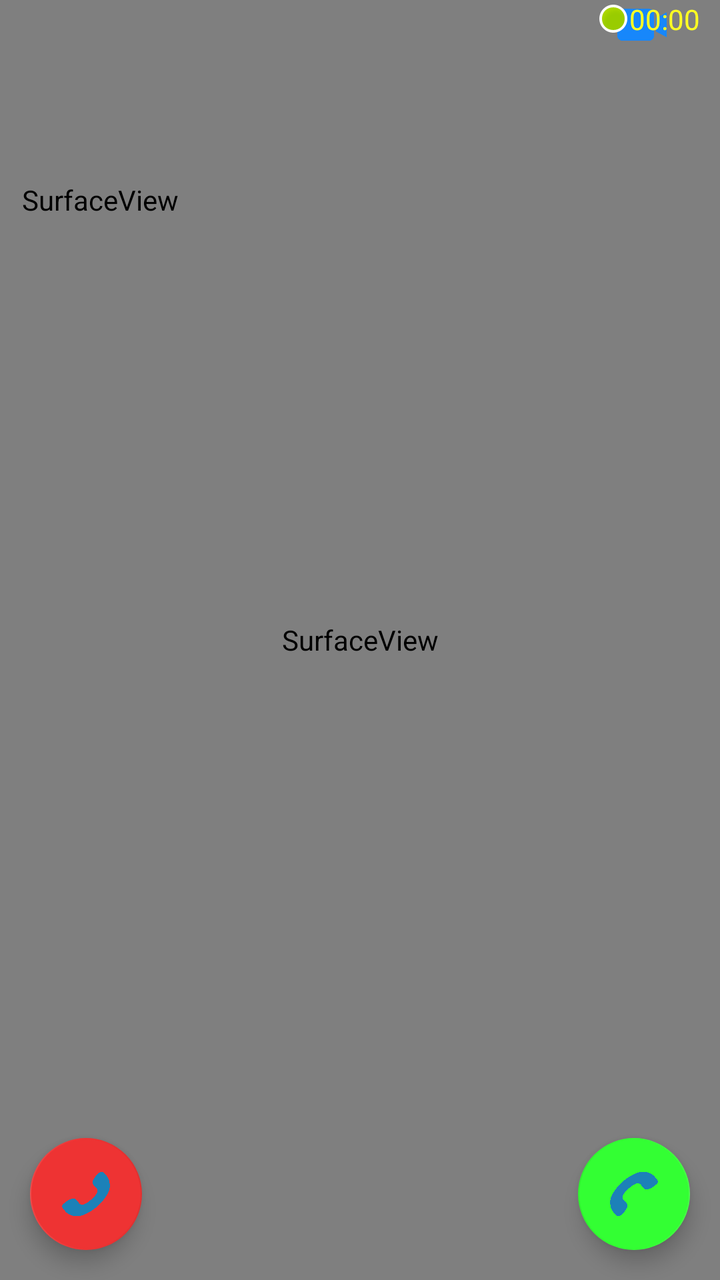
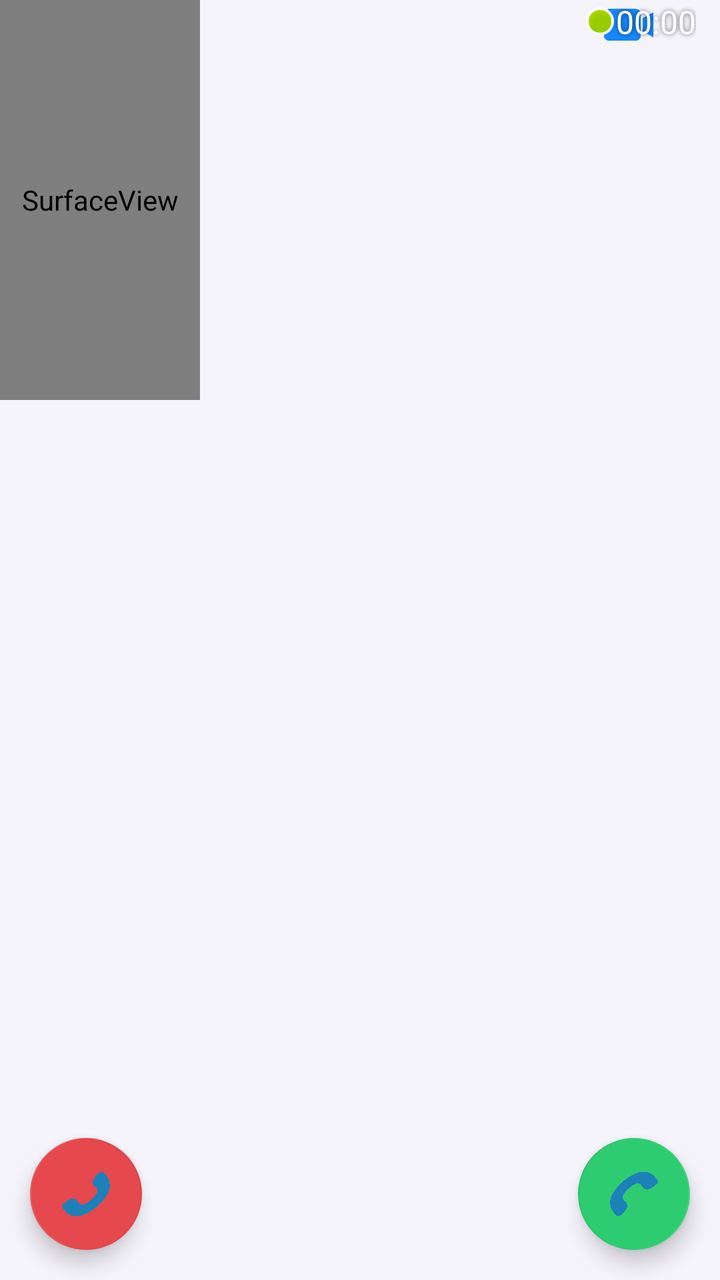

Two renders of the same Android screen: before a commit and after it. Below are the layout's source before the change and the commit's diff.
<!-- AndroidManifest.xml: application theme Theme.MyApplication -->
<!-- res/layout/activity_video.xml -->
<androidx.constraintlayout.widget.ConstraintLayout xmlns:android="http://schemas.android.com/apk/res/android"
    xmlns:app="http://schemas.android.com/apk/res-auto"
    android:layout_width="match_parent"
    android:layout_height="match_parent">
	
	<SurfaceView
		android:id="@+id/caller_video"
		android:layout_height="match_parent"
		android:layout_width="match_parent" />
		
	<FrameLayout
		android:layout_height="match_parent"
		android:layout_width="match_parent">
		
		<androidx.constraintlayout.widget.ConstraintLayout
			android:layout_height="match_parent"
			android:layout_width="match_parent">
			
			<ImageView
				android:layout_height="25dp"
				android:layout_width="25dp"
				app:layout_constraintLeft_toLeftOf="@+id/duration"
				android:layout_margin="10dp"
				android:src="@drawable/ic_video_call"
				android:id="@+id/ic_top" />
				
			<Chronometer
				android:layout_height="wrap_content"
				android:layout_width="wrap_content"
				android:id="@+id/duration"
				app:layout_constraintRight_toRightOf="parent"
				android:layout_margin="10dp"
				android:drawableLeft="@android:drawable/presence_online" />
			<ImageView
				android:layout_height="100dp"
				android:layout_width="100dp"
				android:layout_marginTop="200dp"
				android:id="@+id/icon"
				app:layout_constraintLeft_toLeftOf="parent"
				app:layout_constraintRight_toRightOf="parent"
				app:layout_constraintTop_toBottomOf="@+id/ic_top" />
				
			<TextView
				android:layout_height="wrap_content"
				android:layout_width="wrap_content"
				android:textSize="15dp"
				android:maxLines="1"
				android:id="@+id/name"
				app:layout_constraintLeft_toLeftOf="parent"
				app:layout_constraintRight_toRightOf="parent"
				app:layout_constraintTop_toBottomOf="@+id/icon"
				android:layout_marginTop="20dp" />
				
			<com.google.android.material.floatingactionbutton.FloatingActionButton
				android:layout_height="wrap_content"
				android:layout_width="wrap_content"
				android:id="@+id/reject_bt"
				app:backgroundTint="#e33"
				android:src="@drawable/ic_call"
				android:rotation="-90"
				app:layout_constraintLeft_toLeftOf="parent"
				app:layout_constraintBottom_toBottomOf="parent"
				android:layout_margin="15dp" />
				
			<com.google.android.material.floatingactionbutton.FloatingActionButton
				android:layout_height="wrap_content"
				android:layout_width="wrap_content"
				android:id="@+id/accept_bt"
				app:backgroundTint="#3f3"
				android:src="@drawable/ic_call"
				app:layout_constraintRight_toRightOf="parent"
				app:layout_constraintBottom_toBottomOf="parent"
				android:layout_margin="15dp"
				android:rotation="90" />
			
			
		</androidx.constraintlayout.widget.ConstraintLayout>
		
	</FrameLayout>
	
	<FrameLayout
		android:layout_height="match_parent"
		android:layout_width="match_parent">
		<AbsoluteLayout
			android:layout_height="match_parent"
			android:layout_width="match_parent"
			android:id="@+id/drag_parent">
			<SurfaceView
				android:id="@+id/prev"
				android:layout_height="200dp"
				android:layout_width="100dp" />
		</AbsoluteLayout>
	</FrameLayout>

</androidx.constraintlayout.widget.ConstraintLayout>
<!-- resources referenced by this layout -->
<resources>
  <!-- drawable ic_call: png bitmap (drawable, 9699 bytes) -->
  <!-- drawable ic_video_call: png bitmap (drawable, 3552 bytes) -->
  <style name="Theme.MyApplication" parent="Theme.AppCompat.Light.NoActionBar">
  
          
          <item name="colorPrimary">@color/purple_500</item>
          <item name="colorPrimaryVariant">@color/purple_700</item>
          <item name="colorOnPrimary">@color/white</item>
          
          <item name="colorSecondary">@color/teal_200</item>
          <item name="colorSecondaryVariant">@color/teal_700</item>
          <item name="colorOnSecondary">#ff3</item>
          
          <item name="android:statusBarColor" tools:targetApi="l">?attr/colorPrimaryVariant</item>
          <item name="android:navigationBarColor" tools:targetApi="l">?attr/colorPrimaryVariant</item>
  		<item name="android:textColorSecondary">#aa2</item>
  		<item name="android:textColorPrimary">#ff3</item>
  		<item name="android:textColor">#ff2</item>
  		<item name="colorSurface">?attr/colorPrimary</item>
  		<item name="android:itemBackground">?attr/colorPrimaryVariant</item>
          
      </style>
  <color name="purple_500">#FF6200EE</color>
  <color name="purple_700">#FF3700B3</color>
  <color name="white">#FFFFFFFF</color>
  <color name="teal_200">#FF03DAC5</color>
  <color name="teal_700">#FF018786</color>
</resources>

<!-- the commit's change to res/layout/activity_video.xml (unified diff, before → after) -->
@@ -3,10 +3,19 @@
     android:layout_width="match_parent"
     android:layout_height="match_parent">
 	
-	<SurfaceView
-		android:id="@+id/caller_video"
+	<FrameLayout
+		android:id="@+id/caller_video_container"
 		android:layout_height="match_parent"
-		android:layout_width="match_parent" />
+		android:layout_width="match_parent">
+
+		
+		<TextureView
+			android:id="@+id/caller_video"
+			android:layout_height="wrap_content"
+			android:layout_width="wrap_content"
+			android:layout_gravity="center" />
+
+	</FrameLayout>
 		
 	<FrameLayout
 		android:layout_height="match_parent"
@@ -29,7 +38,11 @@
 				android:layout_width="wrap_content"
 				android:id="@+id/duration"
 				app:layout_constraintRight_toRightOf="parent"
-				android:layout_margin="10dp"
+				android:layout_margin="12dp"
+				android:textColor="@color/on_brand"
+				android:shadowColor="#99000000"
+				android:shadowRadius="6"
+				android:textSize="16sp"
 				android:drawableLeft="@android:drawable/presence_online" />
 			<ImageView
 				android:layout_height="100dp"
@@ -43,7 +56,11 @@
 			<TextView
 				android:layout_height="wrap_content"
 				android:layout_width="wrap_content"
-				android:textSize="15dp"
+				android:textSize="22sp"
+				android:textStyle="bold"
+				android:textColor="@color/on_brand"
+				android:shadowColor="#99000000"
+				android:shadowRadius="6"
 				android:maxLines="1"
 				android:id="@+id/name"
 				app:layout_constraintLeft_toLeftOf="parent"
@@ -51,11 +68,38 @@
 				app:layout_constraintTop_toBottomOf="@+id/icon"
 				android:layout_marginTop="20dp" />
 				
+			
+			<com.google.android.material.floatingactionbutton.FloatingActionButton
+				android:layout_height="wrap_content"
+				android:layout_width="wrap_content"
+				android:id="@+id/speaker_bt"
+				app:fabSize="mini"
+				app:layout_constraintRight_toRightOf="parent"
+				app:layout_constraintTop_toBottomOf="@+id/duration"
+				android:layout_margin="10dp"
+				android:src="@drawable/ic_speaker"
+				app:tint="@color/white"
+				android:contentDescription="Toggle speaker"
+				android:visibility="gone" />
+
+			<com.google.android.material.floatingactionbutton.FloatingActionButton
+				android:layout_height="wrap_content"
+				android:layout_width="wrap_content"
+				android:id="@+id/switch_camera_bt"
+				app:fabSize="mini"
+				app:layout_constraintRight_toRightOf="parent"
+				app:layout_constraintTop_toBottomOf="@+id/speaker_bt"
+				android:layout_margin="10dp"
+				android:src="@drawable/ic_flip_camera"
+				app:tint="@color/white"
+				android:contentDescription="Switch camera"
+				android:visibility="gone" />
+
 			<com.google.android.material.floatingactionbutton.FloatingActionButton
 				android:layout_height="wrap_content"
 				android:layout_width="wrap_content"
 				android:id="@+id/reject_bt"
-				app:backgroundTint="#e33"
+				app:backgroundTint="@color/danger"
 				android:src="@drawable/ic_call"
 				android:rotation="-90"
 				app:layout_constraintLeft_toLeftOf="parent"
@@ -66,7 +110,7 @@
 				android:layout_height="wrap_content"
 				android:layout_width="wrap_content"
 				android:id="@+id/accept_bt"
-				app:backgroundTint="#3f3"
+				app:backgroundTint="@color/call_accept"
 				android:src="@drawable/ic_call"
 				app:layout_constraintRight_toRightOf="parent"
 				app:layout_constraintBottom_toBottomOf="parent"
@@ -81,7 +125,8 @@
 	<FrameLayout
 		android:layout_height="match_parent"
 		android:layout_width="match_parent">
-		<AbsoluteLayout
+		
+		<FrameLayout
 			android:layout_height="match_parent"
 			android:layout_width="match_parent"
 			android:id="@+id/drag_parent">
@@ -89,7 +134,7 @@
 				android:id="@+id/prev"
 				android:layout_height="200dp"
 				android:layout_width="100dp" />
-		</AbsoluteLayout>
+		</FrameLayout>
 	</FrameLayout>
 
 </androidx.constraintlayout.widget.ConstraintLayout>
<!-- resource entries referenced after the edit -->
@@ -1,31 +1,57 @@
 <!-- resources referenced by this layout -->
 <resources>
+  <color name="call_accept">#FF2ECC71</color>
+  <color name="danger">#FFE5484D</color>
+  <color name="on_brand">#FFFFFFFF</color>
   <!-- drawable ic_call: png bitmap (drawable, 9699 bytes) -->
+  <!-- drawable ic_flip_camera (drawable) -->
+  <vector xmlns:android="http://schemas.android.com/apk/res/android"
+  	android:width="24dp"
+  	android:height="24dp"
+  	android:viewportWidth="24"
+  	android:viewportHeight="24">
+  	<path
+  		android:fillColor="#FFFFFFFF"
+  		android:pathData="M20,4h-3.17L15,2H9L7.17,4H4c-1.1,0 -2,0.9 -2,2v12c0,1.1 0.9,2 2,2h16c1.1,0 2,-0.9 2,-2V6c0,-1.1 -0.9,-2 -2,-2zM12,17.5c-2.48,0 -4.5,-2.02 -4.5,-4.5S9.52,8.5 12,8.5s4.5,2.02 4.5,4.5 -2.02,4.5 -4.5,4.5z" />
+  </vector>
+  <!-- drawable ic_speaker (drawable) -->
+  <vector xmlns:android="http://schemas.android.com/apk/res/android"
+  	android:width="24dp"
+  	android:height="24dp"
+  	android:viewportWidth="24"
+  	android:viewportHeight="24">
+  	<path
+  		android:fillColor="#FFFFFFFF"
+  		android:pathData="M3,9v6h4l5,5V4L7,9H3zM16.5,12c0,-1.77 -1.02,-3.29 -2.5,-4.03v8.05c1.48,-0.73 2.5,-2.25 2.5,-4.02zM14,3.23v2.06c2.89,0.86 5,3.54 5,6.71s-2.11,5.85 -5,6.71v2.06c4.01,-0.91 7,-4.49 7,-8.77s-2.99,-7.86 -7,-8.77z" />
+  </vector>
   <!-- drawable ic_video_call: png bitmap (drawable, 3552 bytes) -->
   <style name="Theme.MyApplication" parent="Theme.AppCompat.Light.NoActionBar">
-  
-          
           <item name="colorPrimary">@color/purple_500</item>
           <item name="colorPrimaryVariant">@color/purple_700</item>
           <item name="colorOnPrimary">@color/white</item>
-          
+          <item name="colorAccent">@color/accent</item>
+  
           <item name="colorSecondary">@color/teal_200</item>
           <item name="colorSecondaryVariant">@color/teal_700</item>
-          <item name="colorOnSecondary">#ff3</item>
-          
+          <item name="colorOnSecondary">@color/white</item>
+  
+          <item name="android:windowBackground">@color/window_bg</item>
           <item name="android:statusBarColor" tools:targetApi="l">?attr/colorPrimaryVariant</item>
-          <item name="android:navigationBarColor" tools:targetApi="l">?attr/colorPrimaryVariant</item>
-  		<item name="android:textColorSecondary">#aa2</item>
-  		<item name="android:textColorPrimary">#ff3</item>
-  		<item name="android:textColor">#ff2</item>
-  		<item name="colorSurface">?attr/colorPrimary</item>
-  		<item name="android:itemBackground">?attr/colorPrimaryVariant</item>
-          
+          <item name="android:navigationBarColor" tools:targetApi="l">@color/window_bg</item>
+          <item name="android:windowLightNavigationBar" tools:targetApi="o_mr1">true</item>
+          <item name="android:textColorPrimary">@color/text_primary</item>
+          <item name="android:textColorSecondary">@color/text_secondary</item>
+          <item name="colorSurface">@color/white</item>
+          <item name="colorOnSurface">@color/text_primary</item>
       </style>
-  <color name="purple_500">#FF6200EE</color>
-  <color name="purple_700">#FF3700B3</color>
+  <color name="purple_500">#FF5E35B1</color>
+  <color name="purple_700">#FF4527A0</color>
+  <color name="accent">#FF00BFA5</color>
   <color name="white">#FFFFFFFF</color>
-  <color name="teal_200">#FF03DAC5</color>
-  <color name="teal_700">#FF018786</color>
+  <color name="teal_200">#FF00BFA5</color>
+  <color name="teal_700">#FF00897B</color>
+  <color name="window_bg">#FFF6F4FB</color>
+  <color name="text_primary">#FF1F1B2E</color>
+  <color name="text_secondary">#FF5F5B76</color>
 </resources>
 
